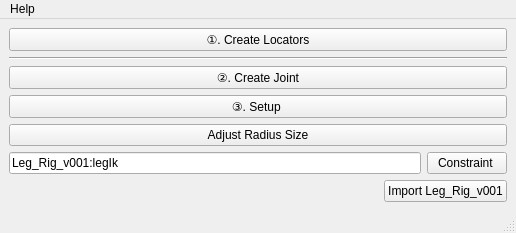
Before: the Qt Designer form gui/ReverseFoot_gui.ui in popipopi33/ReverseFootTool, drawn with Qt 5.
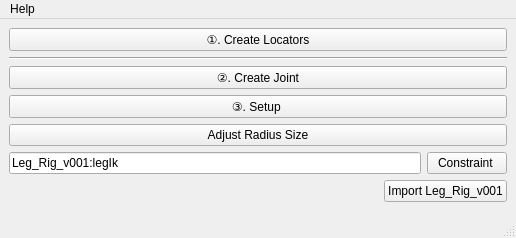
After: the same form once the commit is applied.

Patch:
```diff
--- a/gui/ReverseFoot_gui.ui
+++ b/gui/ReverseFoot_gui.ui
@@ -7,7 +7,7 @@
     <x>0</x>
     <y>0</y>
     <width>516</width>
-    <height>209</height>
+    <height>238</height>
    </rect>
   </property>
   <property name="windowTitle">
```
Left out of the diff: 2 changed lines with no effect on the pictures.
